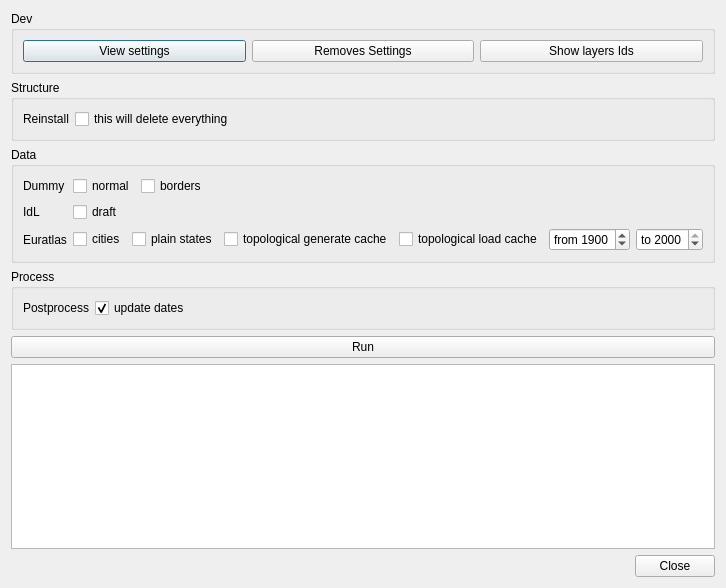
First picture: the form in ui/debug.ui, repository dhlab-epfl/GlobalAtlas-qgis, before the edit.
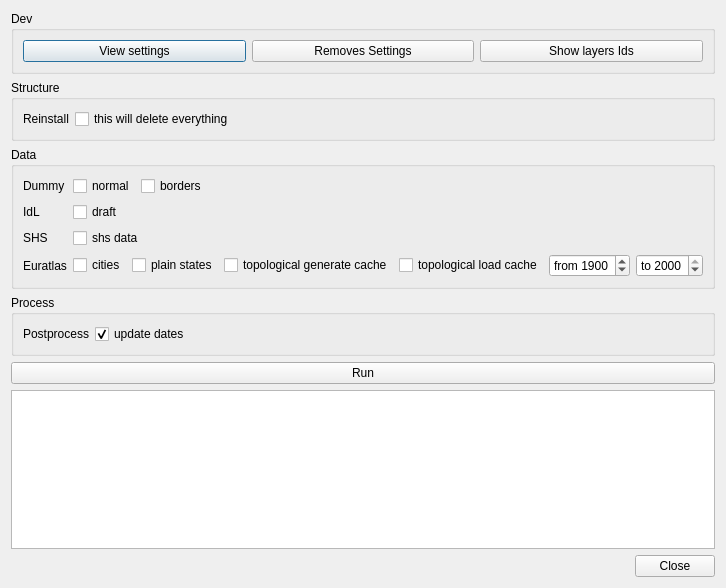
Second picture: the form after the edit.

Commit message: [import] add shs data

```diff
--- a/ui/debug.ui
+++ b/ui/debug.ui
@@ -90,14 +90,14 @@
         </property>
        </widget>
       </item>
-      <item row="4" column="0">
+      <item row="5" column="0">
        <widget class="QLabel" name="label">
         <property name="text">
          <string>Euratlas</string>
         </property>
        </widget>
       </item>
-      <item row="4" column="1">
+      <item row="5" column="1">
        <layout class="QHBoxLayout" name="horizontalLayout_3">
         <item>
          <widget class="QCheckBox" name="euratlasCitiesCheckBox">
@@ -227,6 +227,20 @@
         </property>
        </widget>
       </item>
+      <item row="4" column="0">
+       <widget class="QLabel" name="label_6">
+        <property name="text">
+         <string>SHS</string>
+        </property>
+       </widget>
+      </item>
+      <item row="4" column="1">
+       <widget class="QCheckBox" name="shsDataCheckBox">
+        <property name="text">
+         <string>shs data</string>
+        </property>
+       </widget>
+      </item>
      </layout>
     </widget>
    </item>
```
The commit also changes 4 other files.
